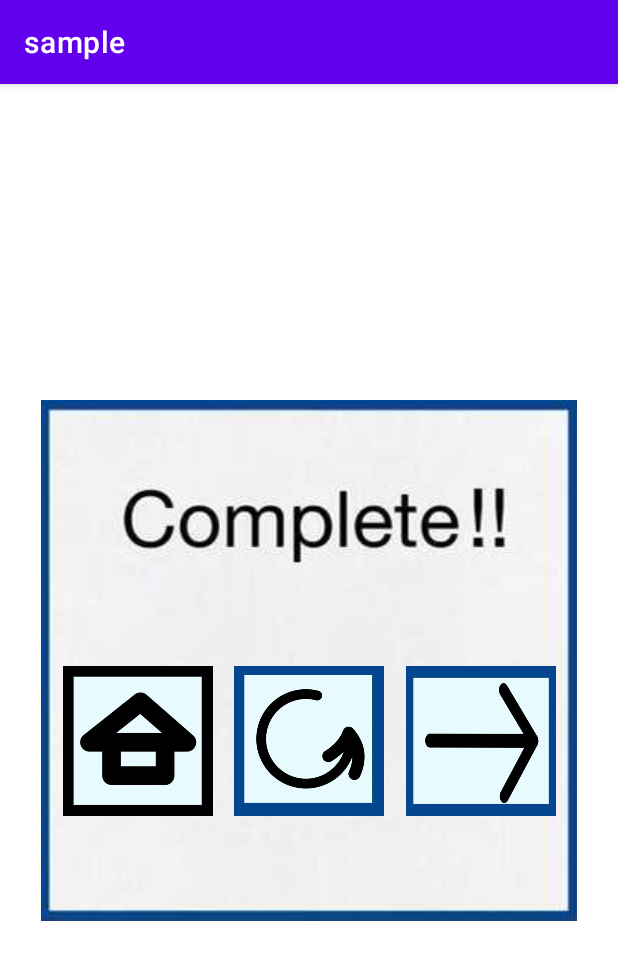
After one commit to keigo1216/FIll, an Android app: the ScoreScreen screen opened directly, with no data from a screen before it, on a phone screen of 412 x 824 dp. The commit adds this screen. Shown: the top 960 px of the screen. Run offline under Robolectric (Android 15) with nearby library versions, the phone set to English and light mode, and no system bars; libraries missing offline, so code that uses them is left out: com.websarva.wings.

Commit message:
add complete

```diff
--- a/app/src/main/AndroidManifest.xml
+++ b/app/src/main/AndroidManifest.xml
@@ -13,6 +13,9 @@
         android:supportsRtl="true"
         android:theme="@style/Theme.Sample">
         <activity
+            android:name=".ScoreScreen"
+            android:exported="false" />
+        <activity
             android:name=".MainMax"
             android:exported="false" />
         <activity
@@ -26,7 +29,7 @@
         </activity>
         <activity
             android:name=".MainActivity"
-            android:exported="true"></activity>
+            android:exported="true" />
     </application>
 
 </manifest>
--- /dev/null
+++ b/app/src/main/java/com/websarva/wings/android/sample/ScoreScreen.kt
@@ -0,0 +1,30 @@
+package com.websarva.wings.android.sample
+
+import android.content.Intent
+import androidx.appcompat.app.AppCompatActivity
+import android.os.Bundle
+import kotlinx.android.synthetic.main.activity_score_screen.*
+
+class ScoreScreen : AppCompatActivity() {
+    override fun onCreate(savedInstanceState: Bundle?) {
+        super.onCreate(savedInstanceState)
+        setContentView(R.layout.activity_score_screen)
+
+        home.setOnClickListener {
+            val intent_max = Intent(this@ScoreScreen, Home::class.java)
+            startActivity(intent_max)
+            finish()
+        }
+
+        reset.setOnClickListener {
+            val intent_max = Intent(this@ScoreScreen, MainActivity::class.java)
+            startActivity(intent_max)
+            finish()
+        }
+        ans.setOnClickListener {
+            val intent_max = Intent(this@ScoreScreen, MainMax::class.java)
+            startActivity(intent_max)
+            finish()
+        }
+    }
+}
--- /dev/null
+++ b/app/src/main/res/layout/activity_score_screen.xml
@@ -0,0 +1,61 @@
+<?xml version="1.0" encoding="utf-8"?>
+<androidx.constraintlayout.widget.ConstraintLayout xmlns:android="http://schemas.android.com/apk/res/android"
+    xmlns:app="http://schemas.android.com/apk/res-auto"
+    xmlns:tools="http://schemas.android.com/tools"
+    android:layout_width="match_parent"
+    android:layout_height="match_parent"
+    tools:context=".ScoreScreen">
+
+    <ImageView
+        android:id="@+id/complete"
+        android:layout_width="wrap_content"
+        android:layout_height="wrap_content"
+        android:src="@drawable/complete11"
+        app:layout_constraintTop_toTopOf="parent"
+        app:layout_constraintBottom_toBottomOf="parent"
+        app:layout_constraintStart_toStartOf="parent"
+        app:layout_constraintEnd_toEndOf="parent"
+        />
+
+    <ImageButton
+        android:id="@+id/home"
+        android:layout_width="100dp"
+        android:layout_height="100dp"
+        android:background="@drawable/home_bt"
+        app:layout_constraintBottom_toBottomOf="@id/complete"
+        app:layout_constraintStart_toStartOf="@id/complete"
+        app:layout_constraintEnd_toStartOf="@id/reset"
+        android:layout_marginBottom="70dp"
+        />
+
+    <ImageButton
+        android:id="@+id/reset"
+        android:layout_width="100dp"
+        android:layout_height="100dp"
+        android:background="@drawable/complete_reset"
+        app:layout_constraintBottom_toBottomOf="@id/complete"
+        app:layout_constraintStart_toEndOf="@id/home"
+        app:layout_constraintEnd_toStartOf="@id/ans"
+        android:layout_marginBottom="70dp"
+        />
+
+     <ImageButton
+         android:id="@+id/ans"
+         android:layout_width="100dp"
+         android:layout_height="100dp"
+         android:background="@drawable/button_ans"
+         app:layout_constraintBottom_toBottomOf="@id/complete"
+         app:layout_constraintStart_toEndOf="@id/reset"
+         app:layout_constraintEnd_toEndOf="@id/complete"
+         android:layout_marginBottom="70dp"
+         />
+
+
+
+
+
+
+
+
+
+</androidx.constraintlayout.widget.ConstraintLayout>
```
Also changed, not shown: app/src/main/java/com/websarva/wings/android/sample/MainActivity.kt (+26 -0 lines), app/src/main/java/com/websarva/wings/android/sample/MainMax.kt (+13 -0 lines), app/src/main/res/drawable/complete11.jpg (added), app/src/main/res/drawable/complete_reset.jpg (added).
